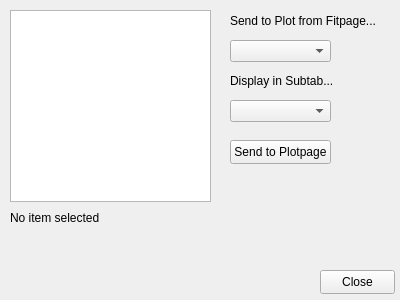
First picture: the form in DataViewerUI.ui, repository juliuskarliczek/demo, before the edit.
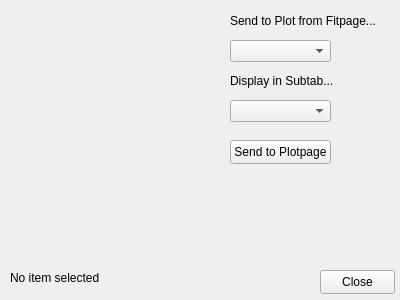
Second picture: the form after the edit.

Commit message: datalist is now the datatreewidget with draggable data

```diff
--- a/DataViewerUI.ui
+++ b/DataViewerUI.ui
@@ -13,16 +13,6 @@
   <property name="windowTitle">
    <string>Form</string>
   </property>
-  <widget class="QListWidget" name="datasetList">
-   <property name="geometry">
-    <rect>
-     <x>10</x>
-     <y>10</y>
-     <width>201</width>
-     <height>192</height>
-    </rect>
-   </property>
-  </widget>
   <widget class="QPushButton" name="cmdSendToPlotpage">
    <property name="geometry">
     <rect>
@@ -40,7 +30,7 @@
    <property name="geometry">
     <rect>
      <x>10</x>
-     <y>210</y>
+     <y>270</y>
      <width>91</width>
      <height>16</height>
     </rect>
```
The commit also changes 3 other files.
